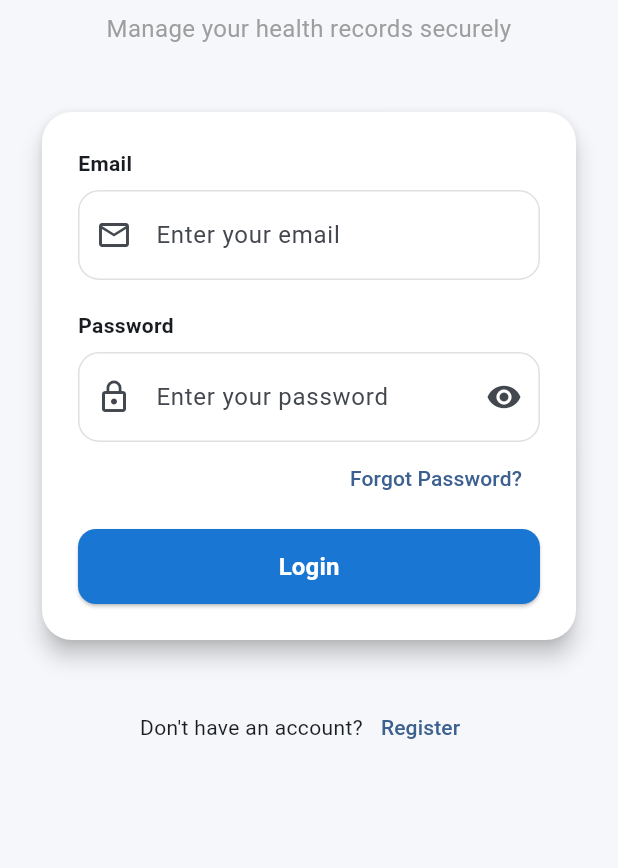
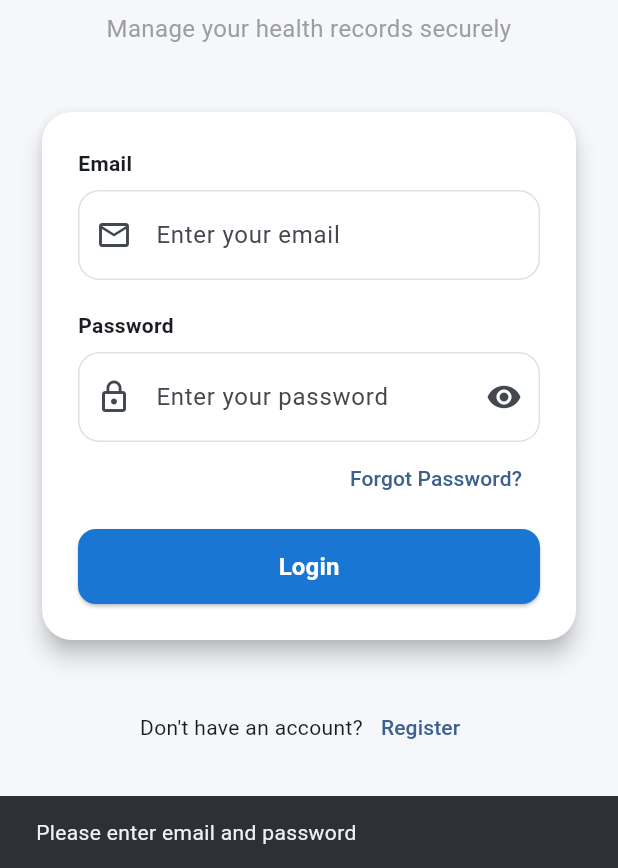
Before and after one commit to ShadowfighterAC/Digital-Health-Record-System, a Flutter app: the screen it shows after launch, after a tap on "Login", on a phone screen of 412 x 824 dp, the part 368-1236 px from its top. Run offline on Flutter 3.47's test engine with Material 3 defaults, Android fonts, the phone set to English and light mode, and no system bars; our stand-ins replace cloud_firestore, firebase_auth, firebase_core; accounts and stored records are empty.

Commit message:
Implement Firebase login and role-based navigation

```diff
--- a/lib/screens/auth/login_screen.dart
+++ b/lib/screens/auth/login_screen.dart
@@ -3,6 +3,9 @@ import 'package:flutter/material.dart';
 import '../../widgets/custom_button.dart';
 import '../../widgets/custom_text_field.dart';
 import 'register_screen.dart';
+import '../../services/auth_service.dart';
+import '../../screens/patient/patient_dashboard.dart';
+import '../../screens/doctor/doctor_dashboard.dart';
 
 class LoginScreen extends StatefulWidget {
   const LoginScreen({super.key});
@@ -16,6 +19,9 @@ class _LoginScreenState extends State<LoginScreen> {
   final passwordController = TextEditingController();
 
   bool obscurePassword = true;
+  final AuthService _authService = AuthService();
+
+bool isLoading = false;
 
   @override
   void dispose() {
@@ -138,11 +144,67 @@ class _LoginScreenState extends State<LoginScreen> {
                       const SizedBox(height: 10),
 
                       CustomButton(
-                        text: "Login",
-                        onPressed: () {
-                          // TODO: Firebase Login
-                        },
-                      ),
+  text: "Login",
+  isLoading: isLoading,
+  onPressed: () async {
+    if (emailController.text.trim().isEmpty ||
+        passwordController.text.isEmpty) {
+      ScaffoldMessenger.of(context).showSnackBar(
+        const SnackBar(
+          content: Text("Please enter email and password"),
+        ),
+      );
+      return;
+    }
+
+    setState(() {
+      isLoading = true;
+    });
+
+    String? error = await _authService.loginUser(
+      email: emailController.text,
+      password: passwordController.text,
+    );
+
+    if (error == null) {
+      final uid = _authService.currentUser!.uid;
+
+      final role = await _authService.getUserRole(uid);
+
+      if (!mounted) return;
+
+      if (role == "Patient") {
+        Navigator.pushReplacement(
+          context,
+          MaterialPageRoute(
+            builder: (_) => const PatientDashboard(),
+          ),
+        );
+      } else {
+        Navigator.pushReplacement(
+          context,
+          MaterialPageRoute(
+            builder: (_) => const DoctorDashboard(),
+          ),
+        );
+      }
+    } else {
+      if (!mounted) return;
+
+      ScaffoldMessenger.of(context).showSnackBar(
+        SnackBar(
+          content: Text(error),
+        ),
+      );
+    }
+
+    if (mounted) {
+      setState(() {
+        isLoading = false;
+      });
+    }
+  },
+),
                     ],
                   ),
                 ),
--- a/lib/services/auth_service.dart
+++ b/lib/services/auth_service.dart
@@ -39,4 +39,34 @@ class AuthService {
       return e.toString();
     }
   }
+
+  Future<String?> loginUser({
+    required String email,
+    required String password,
+  }) async {
+    try {
+      await _auth.signInWithEmailAndPassword(
+        email: email.trim(),
+        password: password.trim(),
+      );
+
+      return null;
+    } on FirebaseAuthException catch (e) {
+      return e.message;
+    } catch (e) {
+      return e.toString();
+    }
+  }
+
+  Future<void> logout() async {
+    await _auth.signOut();
+  }
+
+  User? get currentUser => _auth.currentUser;
+  Future<String> getUserRole(String uid) async {
+  DocumentSnapshot doc =
+      await _firestore.collection('users').doc(uid).get();
+
+  return doc['role'];
 }
+}
```
Also changed, not shown: lib/screens/doctor/doctor_dashboard.dart (added, +24 -0 lines), lib/screens/patient/patient_dashboard.dart (added, +24 -0 lines).
